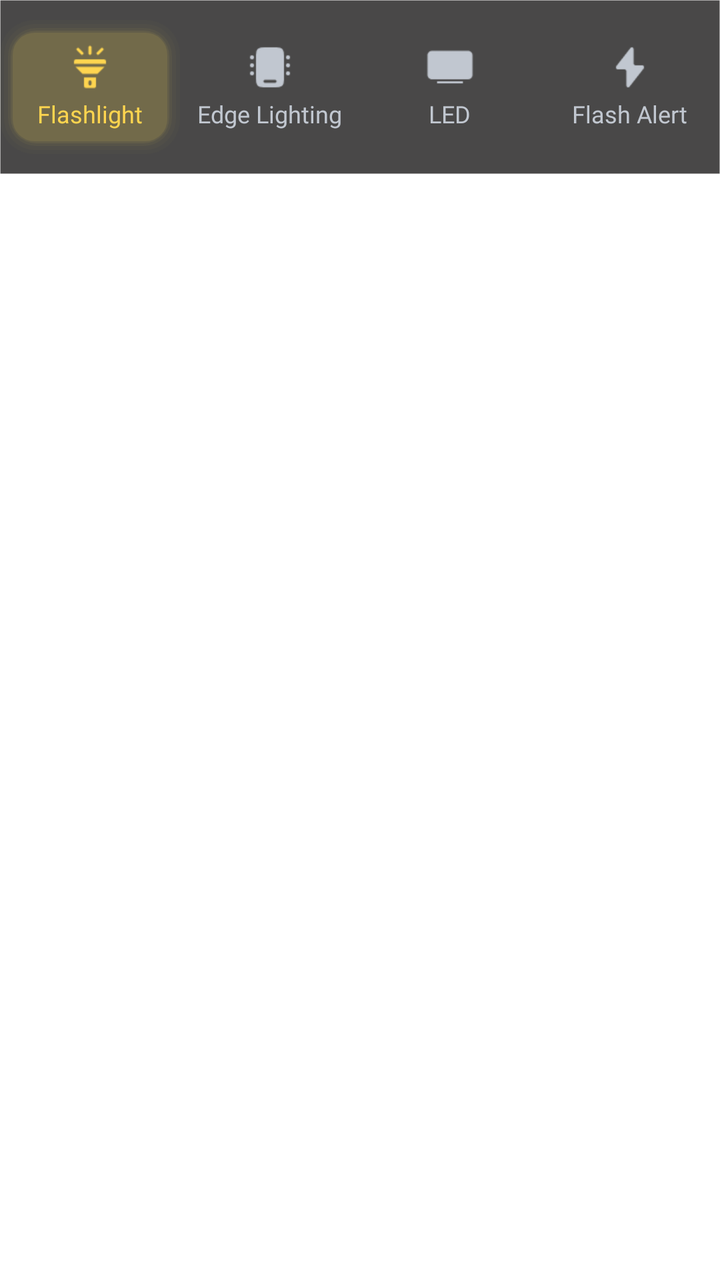
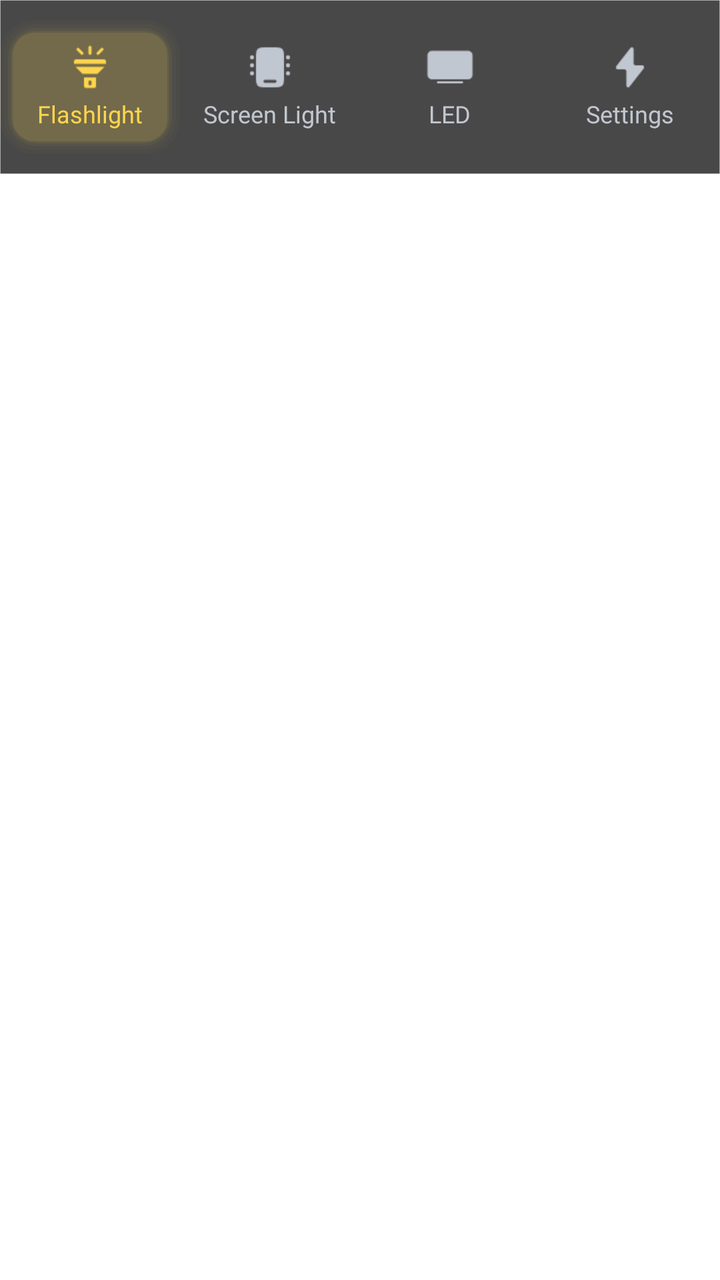

Screens rendered from an Android XML layout before and after an edit, with the pre-edit source and the edit as a unified diff.
<!-- AndroidManifest.xml: application theme Theme.Flashlight -->
<!-- res/layout/layout_bottom_navigation.xml -->
<?xml version="1.0" encoding="utf-8"?>
<LinearLayout xmlns:android="http://schemas.android.com/apk/res/android"
    xmlns:app="http://schemas.android.com/apk/res-auto"
    xmlns:tools="http://schemas.android.com/tools"
    android:layout_width="match_parent"
    android:layout_height="wrap_content"
    android:clipChildren="false"
    android:clipToPadding="false"
    android:orientation="vertical">

    
    <LinearLayout
        android:id="@+id/layoutBottomNav"
        android:layout_width="match_parent"
        android:layout_height="87dp"
        android:background="@drawable/bg_navigation"
        android:clipChildren="false"
        android:clipToPadding="false"
        android:gravity="center_vertical"
        android:orientation="horizontal"
        android:weightSum="4"
        tools:ignore="MissingConstraints">

        
        <LinearLayout
            android:id="@+id/btnNavFlashlight"
            android:layout_width="0dp"
            android:layout_height="67dp"
            android:layout_weight="1"
            android:background="@drawable/bg_btn_flash_navigation"
            android:clickable="true"
            android:focusable="true"
            android:gravity="center"
            android:orientation="vertical">

            <ImageView
                android:id="@+id/ivNavFlashlight"
                android:layout_width="24dp"
                android:layout_height="24dp"
                android:src="@drawable/ic_navigation_flash"
                app:tint="@color/bg_yellow_switch" />

            <TextView
                android:id="@+id/tvNavFlashlight"
                android:layout_width="wrap_content"
                android:layout_height="wrap_content"
                android:layout_marginTop="3dp"
                android:fontFamily="@font/plus_jakarta_sans_medium"
                android:text="Flashlight"
                android:textColor="@color/bg_yellow_switch"
                android:textSize="12sp" />
        </LinearLayout>

        
        <LinearLayout
            android:id="@+id/btnNavScreenLight"
            android:layout_width="0dp"
            android:layout_height="67dp"
            android:layout_weight="1"
            android:clickable="true"
            android:focusable="true"
            android:gravity="center"
            android:orientation="vertical">

            <ImageView
                android:id="@+id/ivNavScreenLight"
                android:layout_width="24dp"
                android:layout_height="24dp"
                android:src="@drawable/ic_navigation_edge"
                app:tint="@color/bg_no_select_btn" />

            <TextView
                android:id="@+id/tvNavScreenLight"
                android:layout_width="wrap_content"
                android:layout_height="wrap_content"
                android:layout_marginTop="3dp"
                android:fontFamily="@font/plus_jakarta_sans_medium"
                android:text="Edge Lighting"
                android:textColor="@color/bg_no_select_btn"
                android:textSize="12sp" />
        </LinearLayout>

        
        <LinearLayout
            android:id="@+id/btnNavLed"
            android:layout_width="0dp"
            android:layout_height="67dp"
            android:layout_weight="1"
            android:clickable="true"
            android:focusable="true"
            android:gravity="center"
            android:orientation="vertical">

            <ImageView
                android:id="@+id/ivNavLed"
                android:layout_width="24dp"
                android:layout_height="24dp"
                android:src="@drawable/ic_navigation_led"
                app:tint="@color/bg_no_select_btn" />

            <TextView
                android:id="@+id/tvNavLed"
                android:layout_width="wrap_content"
                android:layout_height="wrap_content"
                android:layout_marginTop="3dp"
                android:fontFamily="@font/plus_jakarta_sans_medium"
                android:text="LED"
                android:textColor="@color/bg_no_select_btn"
                android:textSize="12sp" />
        </LinearLayout>

        
        <LinearLayout
            android:id="@+id/btnNavSettings"
            android:layout_width="0dp"
            android:layout_height="67dp"
            android:layout_weight="1"
            android:clickable="true"
            android:focusable="true"
            android:gravity="center"
            android:orientation="vertical">

            <ImageView
                android:id="@+id/ivNavSettings"
                android:layout_width="24dp"
                android:layout_height="24dp"
                android:src="@drawable/ic_navigation_flash_alert"
                app:tint="@color/bg_no_select_btn" />

            <TextView
                android:id="@+id/tvNavSettings"
                android:layout_width="wrap_content"
                android:layout_height="wrap_content"
                android:layout_marginTop="3dp"
                android:fontFamily="@font/plus_jakarta_sans_medium"
                android:text="Flash Alert"
                android:textColor="@color/bg_no_select_btn"
                android:textSize="12sp" />
        </LinearLayout>
    </LinearLayout>

</LinearLayout>
<!-- resources referenced by this layout -->
<resources>
  <color name="bg_no_select_btn">#FFC1C7D0</color>
  <color name="bg_yellow_switch">#FFFFD54F</color>
  <!-- drawable bg_btn_flash_navigation (drawable) -->
  <?xml version="1.0" encoding="utf-8"?>
  <layer-list xmlns:android="http://schemas.android.com/apk/res/android">
  
      
      <item>
          <shape android:shape="rectangle">
              <corners android:radius="17dp" />
              <solid android:color="#04FFD54F" />
          </shape>
      </item>
  
      
      <item
          android:bottom="2dp"
          android:left="2dp"
          android:right="2dp"
          android:top="2dp">
          <shape android:shape="rectangle">
              <corners android:radius="15.5dp" />
              <solid android:color="#06FFD54F" />
          </shape>
      </item>
  
      
      <item
          android:bottom="4dp"
          android:left="4dp"
          android:right="4dp"
          android:top="4dp">
          <shape android:shape="rectangle">
              <corners android:radius="14dp" />
              <solid android:color="#0AFFD54F" />
          </shape>
      </item>
  
      
      <item
          android:bottom="5.5dp"
          android:left="5.5dp"
          android:right="5.5dp"
          android:top="5.5dp">
          <shape android:shape="rectangle">
              <corners android:radius="12.5dp" />
              <solid android:color="#10FFD54F" />
          </shape>
      </item>
  
      
      <item
          android:bottom="6.5dp"
          android:left="6.5dp"
          android:right="6.5dp"
          android:top="6.5dp">
          <shape android:shape="rectangle">
              <corners android:radius="11dp" />
              <solid android:color="@color/yellow_bg_btn_navigation" />
          </shape>
      </item>
  
  </layer-list>
  <!-- drawable bg_navigation (drawable) -->
  <?xml version="1.0" encoding="utf-8"?>
  <shape xmlns:android="http://schemas.android.com/apk/res/android">
  
      <solid android:color="#CC1C1B1B" />
  
      <stroke
          android:width="0.92px"
          android:color="#1AFFFFFF" />
  
  </shape>
  <!-- drawable ic_navigation_edge: png bitmap (drawable, 617 bytes) -->
  <!-- drawable ic_navigation_flash: png bitmap (drawable, 654 bytes) -->
  <!-- drawable ic_navigation_flash_alert: png bitmap (drawable, 635 bytes) -->
  <!-- drawable ic_navigation_led: png bitmap (drawable, 409 bytes) -->
  <style name="Theme.Flashlight" parent="Theme.MaterialComponents.DayNight.NoActionBar">
          
          <item name="colorPrimary">@color/purple_500</item>
          <item name="colorPrimaryVariant">@color/purple_700</item>
          <item name="colorOnPrimary">@color/white</item>
          
          <item name="colorSecondary">@color/teal_200</item>
          <item name="colorSecondaryVariant">@color/teal_700</item>
          <item name="colorOnSecondary">@color/black</item>
          
          <item name="android:statusBarColor">@android:color/transparent</item>
          <item name="android:navigationBarColor">@android:color/transparent</item>
          <item name="android:windowLightStatusBar">false</item>
      </style>
  <color name="yellow_bg_btn_navigation">#1AFFD54F</color>
  <color name="purple_500">#FF6200EE</color>
  <color name="purple_700">#FF3700B3</color>
  <color name="white">#FFFFFFFF</color>
  <color name="teal_200">#FF03DAC5</color>
  <color name="teal_700">#FF018786</color>
  <color name="black">#FF000000</color>
</resources>

<!-- the commit's change to res/layout/layout_bottom_navigation.xml (unified diff, before → after) -->
@@ -46,7 +46,7 @@
                 android:layout_height="wrap_content"
                 android:layout_marginTop="3dp"
                 android:fontFamily="@font/plus_jakarta_sans_medium"
-                android:text="Flashlight"
+                android:text="@string/nav_flashlight"
                 android:textColor="@color/bg_yellow_switch"
                 android:textSize="12sp" />
         </LinearLayout>
@@ -75,7 +75,7 @@
                 android:layout_height="wrap_content"
                 android:layout_marginTop="3dp"
                 android:fontFamily="@font/plus_jakarta_sans_medium"
-                android:text="Edge Lighting"
+                android:text="@string/nav_screen_light"
                 android:textColor="@color/bg_no_select_btn"
                 android:textSize="12sp" />
         </LinearLayout>
@@ -104,7 +104,7 @@
                 android:layout_height="wrap_content"
                 android:layout_marginTop="3dp"
                 android:fontFamily="@font/plus_jakarta_sans_medium"
-                android:text="LED"
+                android:text="@string/nav_led"
                 android:textColor="@color/bg_no_select_btn"
                 android:textSize="12sp" />
         </LinearLayout>
@@ -133,7 +133,7 @@
                 android:layout_height="wrap_content"
                 android:layout_marginTop="3dp"
                 android:fontFamily="@font/plus_jakarta_sans_medium"
-                android:text="Flash Alert"
+                android:text="@string/nav_settings"
                 android:textColor="@color/bg_no_select_btn"
                 android:textSize="12sp" />
         </LinearLayout>
<!-- resource entries referenced after the edit -->
@@ -78,6 +78,10 @@
   <!-- drawable ic_navigation_flash: png bitmap (drawable, 654 bytes) -->
   <!-- drawable ic_navigation_flash_alert: png bitmap (drawable, 635 bytes) -->
   <!-- drawable ic_navigation_led: png bitmap (drawable, 409 bytes) -->
+  <string name="nav_flashlight">Flashlight</string>
+  <string name="nav_led">LED</string>
+  <string name="nav_screen_light">Screen Light</string>
+  <string name="nav_settings">Settings</string>
   <style name="Theme.Flashlight" parent="Theme.MaterialComponents.DayNight.NoActionBar">
           
           <item name="colorPrimary">@color/purple_500</item>
